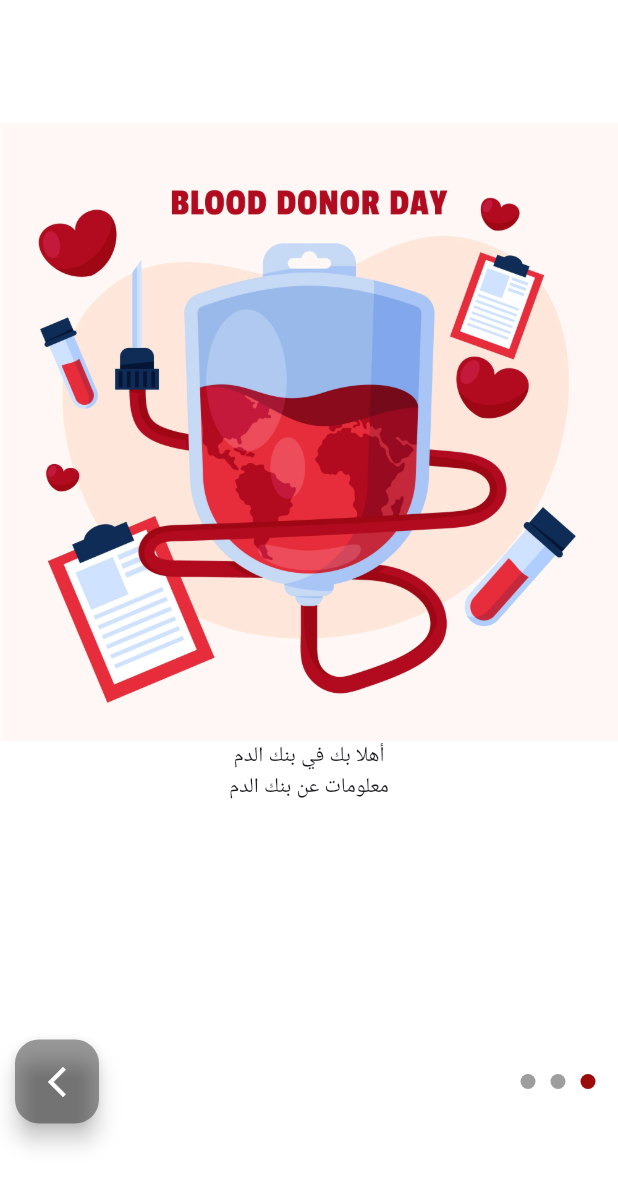
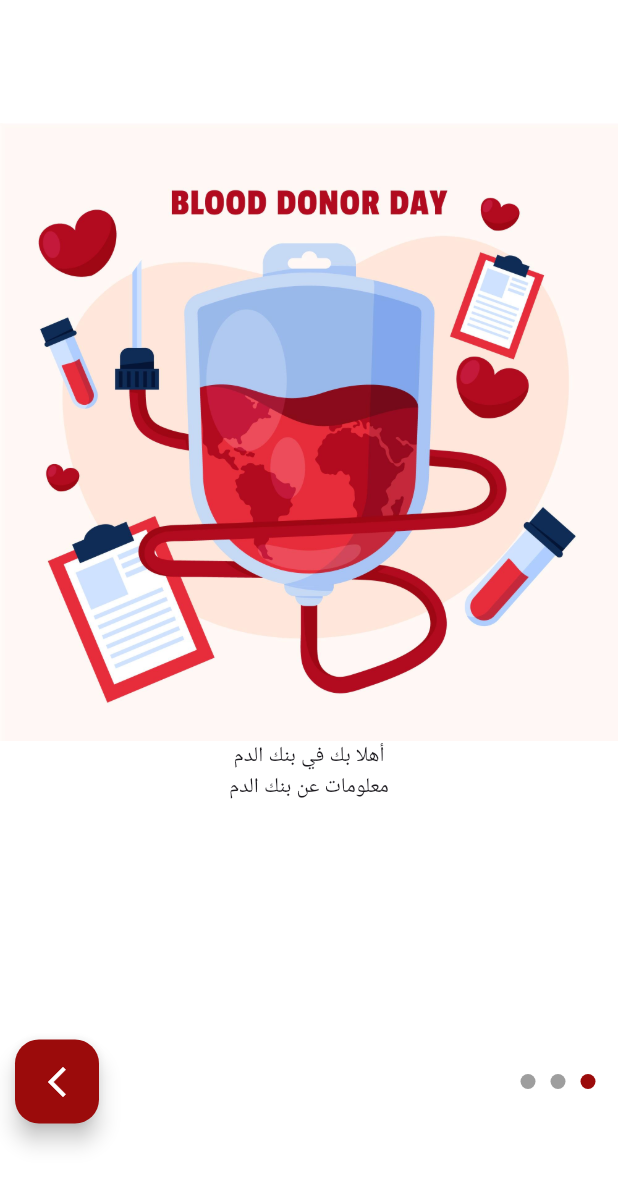
Before and after one commit to mans70q/blood_bank, a Flutter app: the screen it shows after launch, on a phone screen of 412 x 824 dp. Shown: the top 1186 px of the screen. Run offline on Flutter 3.47's test engine with Material 3 defaults, Android fonts, the phone set to English and light mode, and no system bars; our stand-ins replace get.

```diff
--- a/lib/features/onboarding/presentation/widgets/Next_button.dart
+++ b/lib/features/onboarding/presentation/widgets/Next_button.dart
@@ -8,7 +8,7 @@ class NextButton extends GetView<OnboardingController> {
   @override
   Widget build(BuildContext context) {
     return FloatingActionButton(
-      backgroundColor: Theme.of(context).disabledColor,
+      backgroundColor: Theme.of(context).primaryColor,
       onPressed: () => controller.next(),
       child: Icon(
         controller.currentPage == 2
```
